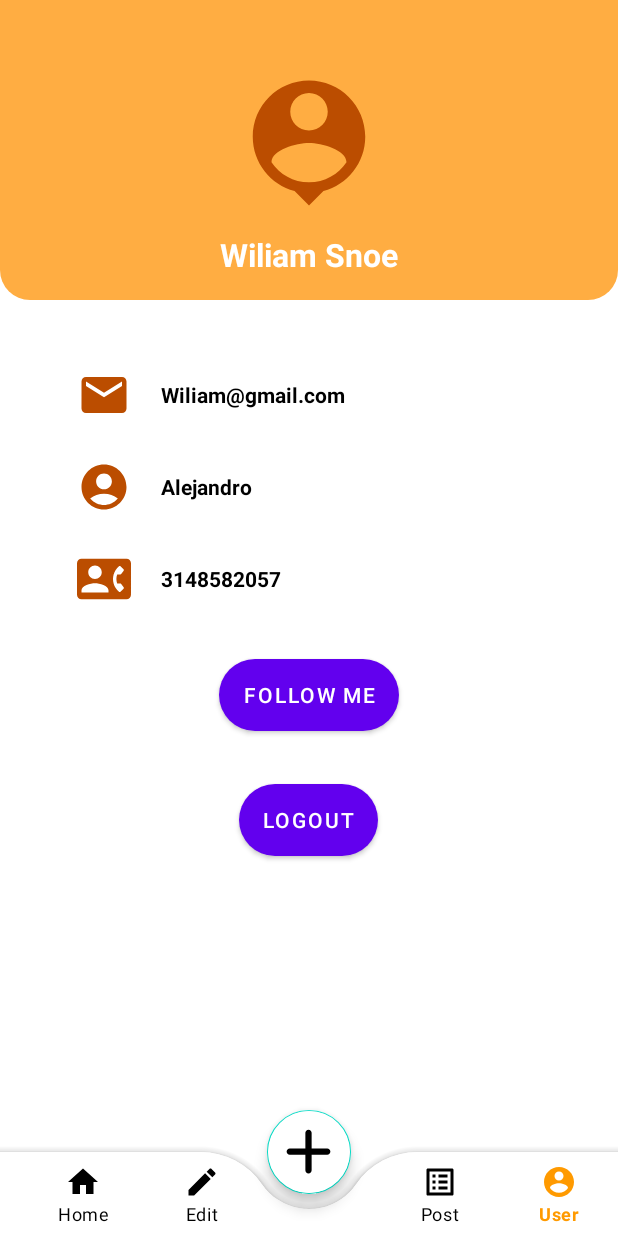
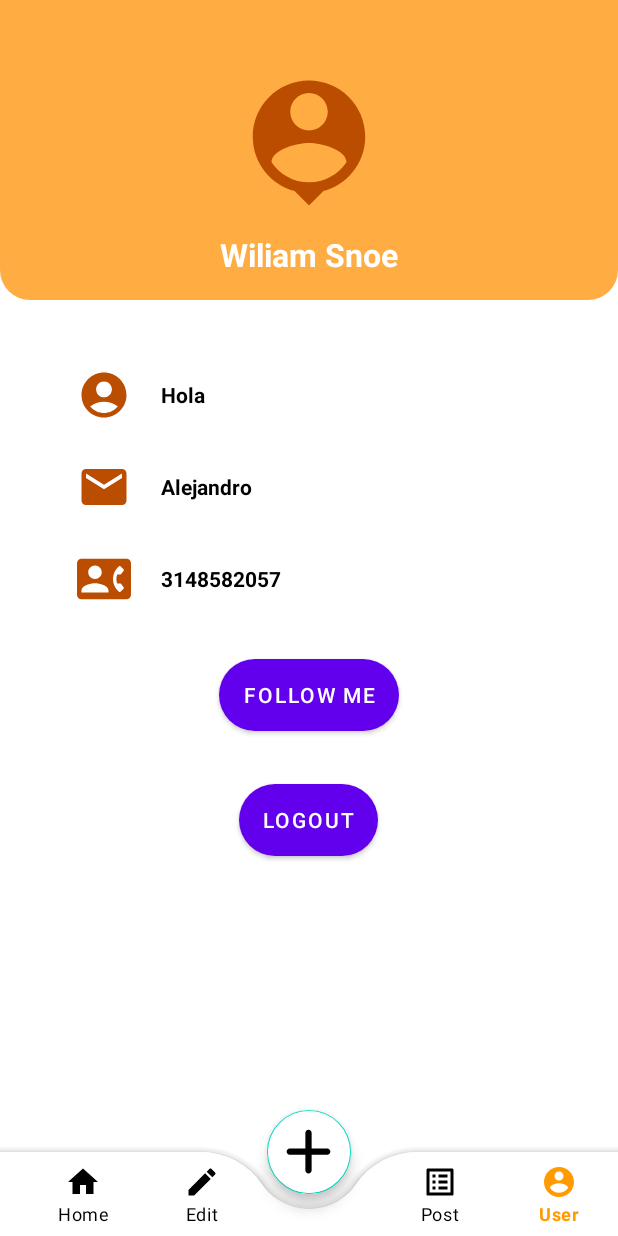
Before and after one commit to YearlyBuzzard/DDYSS, an Android app: the screen it shows after launch once a user with an empty profile is signed in (Dashboard_admin), item 5 of the bottom bar chosen, on a phone screen of 412 x 824 dp. Run offline under Robolectric (Android 15) with nearby library versions, the phone set to English and light mode, and no system bars; our stand-ins replace Firebase (no records; nobody signed in at launch, a user with empty details on screens opened directly).

Commit message:
new proyect

```diff
--- /dev/null
+++ b/app/src/main/java/com/example/ddyssadmin/DatabaseReference.java
@@ -0,0 +1,4 @@
+package com.example.ddyssadmin;
+
+public class DatabaseReference {
+}
--- /dev/null
+++ b/app/src/main/java/com/example/ddyssadmin/FirebaseDatabase.java
@@ -0,0 +1,6 @@
+package com.example.ddyssadmin;
+
+public class FirebaseDatabase {
+    public static FirebaseDatabase getInstance() {
+    }
+}
--- a/app/src/main/java/com/example/ddyssadmin/ProfileUser.java
+++ b/app/src/main/java/com/example/ddyssadmin/ProfileUser.java
@@ -1,5 +1,6 @@
 package com.example.ddyssadmin;
 
+import android.content.Intent;
 import android.os.Bundle;
 
 import androidx.fragment.app.Fragment;
@@ -7,58 +8,48 @@ import androidx.fragment.app.Fragment;
 import android.view.LayoutInflater;
 import android.view.View;
 import android.view.ViewGroup;
+import android.widget.Button;
+import android.widget.TextView;
 
-/**
- * A simple {@link Fragment} subclass.
- * Use the {@link ProfileUser#newInstance} factory method to
- * create an instance of this fragment.
- */
+import com.google.firebase.auth.FirebaseAuth;
+import com.google.firebase.auth.FirebaseUser;
+
 public class ProfileUser extends Fragment {
 
-    // TODO: Rename parameter arguments, choose names that match
-    // the fragment initialization parameters, e.g. ARG_ITEM_NUMBER
-    private static final String ARG_PARAM1 = "param1";
-    private static final String ARG_PARAM2 = "param2";
+ private FirebaseAuth mAuth;
+ private Button btnLogout;
 
-    // TODO: Rename and change types of parameters
-    private String mParam1;
-    private String mParam2;
+ private TextView txtname;
+ private TextView txtemail;
+ private TextView txtnumber;
 
-    public ProfileUser() {
-        // Required empty public constructor
-    }
 
-    /**
-     * Use this factory method to create a new instance of
-     * this fragment using the provided parameters.
-     *
-     * @param param1 Parameter 1.
-     * @param param2 Parameter 2.
-     * @return A new instance of fragment ProfileUser.
-     */
-    // TODO: Rename and change types and number of parameters
-    public static ProfileUser newInstance(String param1, String param2) {
-        ProfileUser fragment = new ProfileUser();
-        Bundle args = new Bundle();
-        args.putString(ARG_PARAM1, param1);
-        args.putString(ARG_PARAM2, param2);
-        fragment.setArguments(args);
-        return fragment;
-    }
+ @Override
+ public View onCreateView(LayoutInflater inflater, ViewGroup container,
+                          Bundle savedInstanceState) {
+  View root = inflater.inflate(R.layout.fragment_profile_user, container, false);
 
-    @Override
-    public void onCreate(Bundle savedInstanceState) {
-        super.onCreate(savedInstanceState);
-        if (getArguments() != null) {
-            mParam1 = getArguments().getString(ARG_PARAM1);
-            mParam2 = getArguments().getString(ARG_PARAM2);
-        }
-    }
+  mAuth = FirebaseAuth.getInstance();
 
-    @Override
-    public View onCreateView(LayoutInflater inflater, ViewGroup container,
-                             Bundle savedInstanceState) {
-        // Inflate the layout for this fragment
-        return inflater.inflate(R.layout.fragment_profile_user, container, false);
-    }
+  btnLogout = (Button)root.findViewById(R.id.btnLogout);
+  txtname = (TextView)root.findViewById(R.id.txtname);
+  txtemail = (TextView)root.findViewById(R.id.txtemail);
+  txtnumber = (TextView)root.findViewById(R.id.txtnumber);
+
+
+  btnLogout.setOnClickListener(new View.OnClickListener() {
+
+   @Override
+   public void onClick(View view) {
+    mAuth.signOut();
+    Intent intent = new Intent(getActivity(), login.class);
+    startActivity(intent);
+    onStop();
+   }
+  });
+
+
+  return  root;
+ }
+
 }
--- a/app/src/main/java/com/example/ddyssadmin/login.java
+++ b/app/src/main/java/com/example/ddyssadmin/login.java
@@ -24,6 +24,7 @@ public class login extends AppCompatActivity {
     EditText Email, Password;
     String email, password;
     Button Btn_login;
+
 
 
     @Override
--- a/app/src/main/res/layout/fragment_profile_user.xml
+++ b/app/src/main/res/layout/fragment_profile_user.xml
@@ -32,7 +32,8 @@
                 android:text="Wiliam Snoe"
                 android:textColor="#fff"
                 android:textSize="21sp"
-                android:textStyle="bold" />
+                android:textStyle="bold"
+                android:id="@+id/txtuser"/>
         </LinearLayout>
     </RelativeLayout>
 
@@ -42,7 +43,29 @@
         android:orientation="vertical"
         android:layout_gravity="center"
         android:layout_marginTop="45dp">
+
         <LinearLayout
+            android:orientation="horizontal"
+            android:paddingLeft="25dp"
+            android:layout_width="match_parent"
+            android:layout_height="wrap_content">
+            <ImageView
+                android:layout_width="36dp"
+                android:layout_height="36dp"
+                android:src="@drawable/ic_account_circle"/>
+            <TextView
+                android:id="@+id/txtname"
+                android:textColor="#000"
+                android:textStyle="bold"
+                android:layout_gravity="center_vertical"
+                android:layout_width="wrap_content"
+                android:layout_height="wrap_content"
+                android:paddingLeft="20dp"
+                android:text="Hola"/>
+        </LinearLayout>
+
+        <LinearLayout
+            android:layout_marginTop="25dp"
             android:orientation="horizontal"
             android:paddingLeft="25dp"
             android:layout_width="match_parent"
@@ -52,26 +75,7 @@
                 android:layout_height="36dp"
                 android:src="@drawable/ic_email"/>
             <TextView
-                android:textColor="#000"
-                android:textStyle="bold"
-                android:layout_gravity="center_vertical"
-                android:layout_width="wrap_content"
-                android:layout_height="wrap_content"
-                android:paddingLeft="20dp"
-
-                android:text="Wiliam@gmail.com"/>
-        </LinearLayout>
-        <LinearLayout
-            android:layout_marginTop="25dp"
-            android:orientation="horizontal"
-            android:paddingLeft="25dp"
-            android:layout_width="match_parent"
-            android:layout_height="wrap_content">
-            <ImageView
-                android:layout_width="36dp"
-                android:layout_height="36dp"
-                android:src="@drawable/ic_account_circle"/>
-            <TextView
+                android:id="@+id/txtemail"
                 android:textColor="#000"
                 android:textStyle="bold"
                 android:layout_gravity="center_vertical"
@@ -91,6 +95,7 @@
                 android:layout_height="36dp"
                 android:src="@drawable/ic_round_contact_phone_24"/>
             <TextView
+                android:id="@+id/txtnumber"
                 android:textStyle="bold"
                 android:textColor="#000"
                 android:layout_gravity="center_vertical"
@@ -131,6 +136,7 @@
         android:text="Follow Me"/>
 
     <Button
+        android:id="@+id/btnLogout"
         android:textColor="#fff"
         android:background="@drawable/bg"
         android:layout_marginTop="35dp"
```
